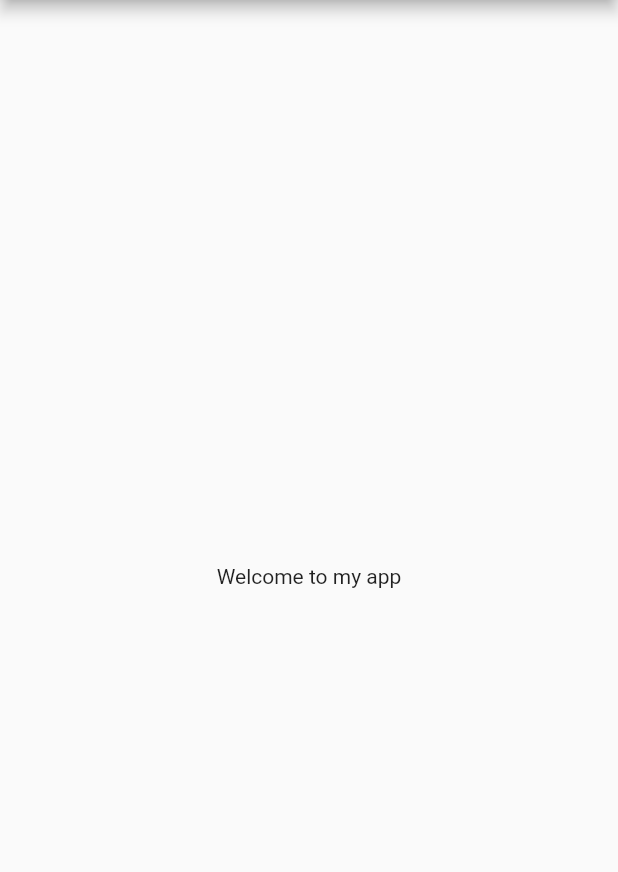
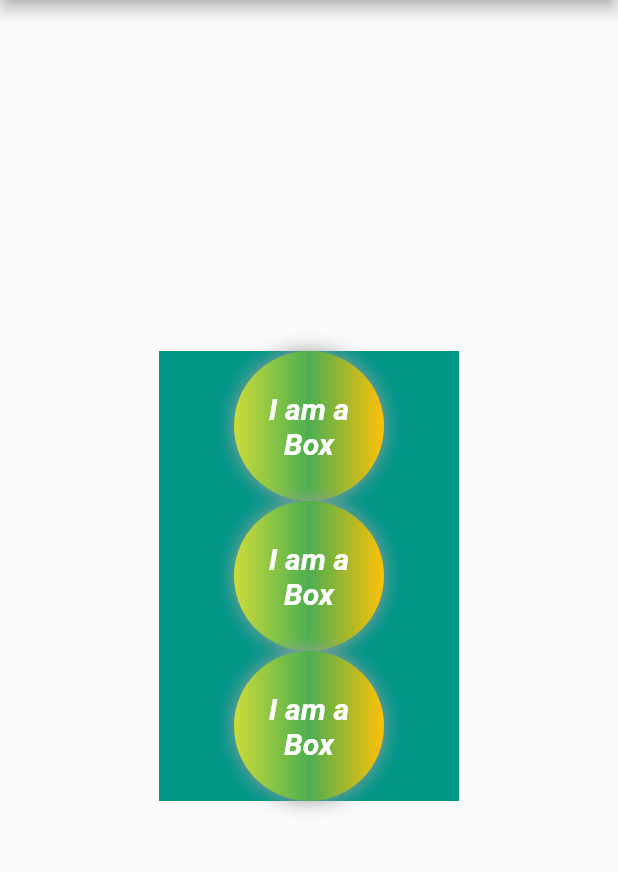
Before and after one commit to HuzaifaShkx/Flutter-Basics-Practice, a Flutter app: the screen it shows after launch, on a phone screen of 412 x 824 dp, the part 84-956 px from its top. Run offline on Flutter 3.47's test engine with Material 2 defaults, Android fonts, the phone set to English and light mode, and no system bars.

Commit message:
chap#2 completed

```diff
--- a/lib/main.dart
+++ b/lib/main.dart
@@ -16,11 +16,102 @@ class homepage extends StatelessWidget {
           backgroundColor: Colors.green,
           title: Text("Awesome App"),
       ),
-      body: Container(
-         child: Center(child: Text("Welcome to my app")),
+      body: Padding(
+        padding: const EdgeInsets.all(10.0),
+        child: Align(
+          alignment: Alignment.center,
+                  child: Container(
+            width:200,
+            height: 300,
+            color: Colors.teal,
+            child: Column(
+              mainAxisAlignment: MainAxisAlignment.spaceEvenly,
+              crossAxisAlignment: CrossAxisAlignment.center,
+                   children:[
+                      Container(
+                  padding: EdgeInsets.all(20.0) ,
+                  alignment: Alignment.center,
+                  decoration: BoxDecoration(
+                    shape: BoxShape.circle,
+                    boxShadow: [
+                      BoxShadow(
+            color: Colors.grey,
+            blurRadius: 10,
+                      )
+                    ],
+                    color: Colors.teal,
+                    gradient: LinearGradient(colors:[Colors.lime, Colors.green,Colors.amber])
+                  ),
+                  width: 100,
+                  height: 100,
+                  child: Text("I am a Box",
+                  style: TextStyle(
+                    color: Colors.white,
+                    fontWeight: FontWeight.bold,
+                    fontStyle: FontStyle.italic,
+                    fontSize: 20,
+                  ),
+                  textAlign: TextAlign.center,
+                  ),
+                ) ,
+                 Container(
+                  padding: EdgeInsets.all(20.0) ,
+                  alignment: Alignment.center,
+                  decoration: BoxDecoration(
+                    shape: BoxShape.circle,
+                    boxShadow: [
+                      BoxShadow(
+            color: Colors.grey,
+            blurRadius: 10,
+                      )
+                    ],
+                    color: Colors.teal,
+                    gradient: LinearGradient(colors:[Colors.lime, Colors.green,Colors.amber])
+                  ),
+                  width: 100,
+                  height: 100,
+                  child: Text("I am a Box",
+                  style: TextStyle(
+                    color: Colors.white,
+                    fontWeight: FontWeight.bold,
+                    fontStyle: FontStyle.italic,
+                    fontSize: 20,
+                  ),
+                  textAlign: TextAlign.center,
+                  ),
+                ) ,
+                 Container(
+                  padding: EdgeInsets.all(20.0) ,
+                  alignment: Alignment.center,
+                  decoration: BoxDecoration(
+                    shape: BoxShape.circle,
+                    boxShadow: [
+                      BoxShadow(
+            color: Colors.grey,
+            blurRadius: 10,
+                      )
+                    ],
+                    color: Colors.teal,
+                    gradient: LinearGradient(colors:[Colors.lime, Colors.green,Colors.amber])
+                  ),
+                  width: 100,
+                  height: 100,
+                  child: Text("I am a Box",
+                  style: TextStyle(
+                    color: Colors.white,
+                    fontWeight: FontWeight.bold,
+                    fontStyle: FontStyle.italic,
+                    fontSize: 20,
+                  ),
+                  textAlign: TextAlign.center,
+                  ),
+                ) ,
+                   ]
 
-
-      ),
+              ),
+          ),
+        ),
+      )
     );
   }
 }
```
